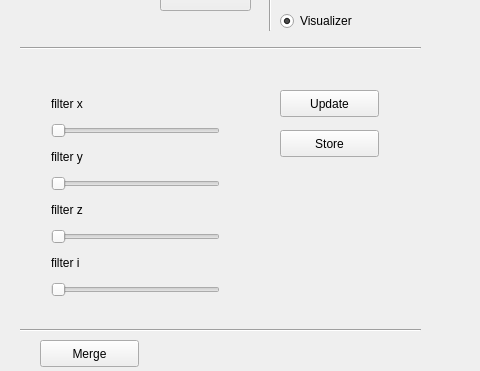
Qt form Software/code/under_classes/tofUcblApp/mainwindow.ui (yanik-porto/3DfromTOF) before a commit; both pictures show x 0 to 480 and y 166 to 537 of the 1258 by 769 pixel window.
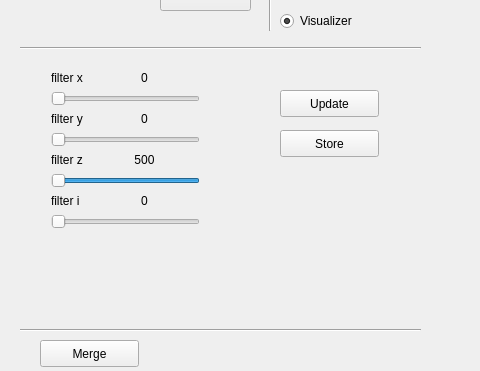
The same form after that commit. Custom widgets are drawn as their Qt base class.

```diff
--- a/Software/code/under_classes/tofUcblApp/mainwindow.ui
+++ b/Software/code/under_classes/tofUcblApp/mainwindow.ui
@@ -255,68 +255,129 @@
     <property name="geometry">
      <rect>
       <x>40</x>
-      <y>210</y>
-      <width>191</width>
-      <height>228</height>
+      <y>190</y>
+      <width>171</width>
+      <height>251</height>
      </rect>
     </property>
-    <layout class="QVBoxLayout" name="verticalLayout">
-     <item>
+    <layout class="QFormLayout" name="formLayout">
+     <item row="0" column="0">
       <widget class="QLabel" name="label_x">
        <property name="text">
         <string>filter x</string>
        </property>
       </widget>
      </item>
-     <item>
-      <widget class="QSlider" name="horizontalSlider_filterx">
-       <property name="orientation">
-        <enum>Qt::Horizontal</enum>
-       </property>
-      </widget>
-     </item>
-     <item>
+     <item row="3" column="0">
       <widget class="QLabel" name="label_y">
        <property name="text">
         <string>filter y</string>
        </property>
       </widget>
      </item>
-     <item>
-      <widget class="QSlider" name="horizontalSlider_filtery">
-       <property name="orientation">
-        <enum>Qt::Horizontal</enum>
-       </property>
-      </widget>
-     </item>
-     <item>
+     <item row="5" column="0">
       <widget class="QLabel" name="label_z">
        <property name="text">
         <string>filter z</string>
        </property>
       </widget>
      </item>
-     <item>
-      <widget class="QSlider" name="horizontalSlider_filterz">
-       <property name="orientation">
-        <enum>Qt::Horizontal</enum>
-       </property>
-      </widget>
-     </item>
-     <item>
+     <item row="7" column="0">
       <widget class="QLabel" name="label_i">
        <property name="text">
         <string>filter i</string>
        </property>
       </widget>
      </item>
-     <item>
+     <item row="0" column="1">
+      <widget class="QLabel" name="label_xv">
+       <property name="text">
+        <string>0</string>
+       </property>
+       <property name="alignment">
+        <set>Qt::AlignCenter</set>
+       </property>
+      </widget>
+     </item>
+     <item row="2" column="0" colspan="2">
+      <widget class="QSlider" name="horizontalSlider_filterx">
+       <property name="maximum">
+        <number>500</number>
+       </property>
+       <property name="orientation">
+        <enum>Qt::Horizontal</enum>
+       </property>
+      </widget>
+     </item>
+     <item row="4" column="0" colspan="2">
+      <widget class="QSlider" name="horizontalSlider_filtery">
+       <property name="maximum">
+        <number>500</number>
+       </property>
+       <property name="orientation">
+        <enum>Qt::Horizontal</enum>
+       </property>
+      </widget>
+     </item>
+     <item row="6" column="0" colspan="2">
+      <widget class="QSlider" name="horizontalSlider_filterz">
+       <property name="minimum">
+        <number>0</number>
+       </property>
+       <property name="maximum">
+        <number>500</number>
+       </property>
+       <property name="value">
+        <number>500</number>
+       </property>
+       <property name="orientation">
+        <enum>Qt::Horizontal</enum>
+       </property>
+       <property name="invertedAppearance">
+        <bool>true</bool>
+       </property>
+      </widget>
+     </item>
+     <item row="8" column="0" colspan="2">
       <widget class="QSlider" name="horizontalSlider_filteri">
+       <property name="maximum">
+        <number>500</number>
+       </property>
        <property name="orientation">
         <enum>Qt::Horizontal</enum>
        </property>
       </widget>
      </item>
+     <item row="3" column="1">
+      <widget class="QLabel" name="label_yv">
+       <property name="text">
+        <string>0</string>
+       </property>
+       <property name="alignment">
+        <set>Qt::AlignCenter</set>
+       </property>
+      </widget>
+     </item>
+     <item row="5" column="1">
+      <widget class="QLabel" name="label_zv">
+       <property name="text">
+        <string>500</string>
+       </property>
+       <property name="alignment">
+        <set>Qt::AlignCenter</set>
+       </property>
+      </widget>
+     </item>
+     <item row="7" column="1">
+      <widget class="QLabel" name="label_iv">
+       <property name="text">
+        <string>0</string>
+       </property>
+       <property name="alignment">
+        <set>Qt::AlignCenter</set>
+       </property>
+      </widget>
+     </item>
     </layout>
    </widget>
    <widget class="QPushButton" name="pushButton_save">
```
